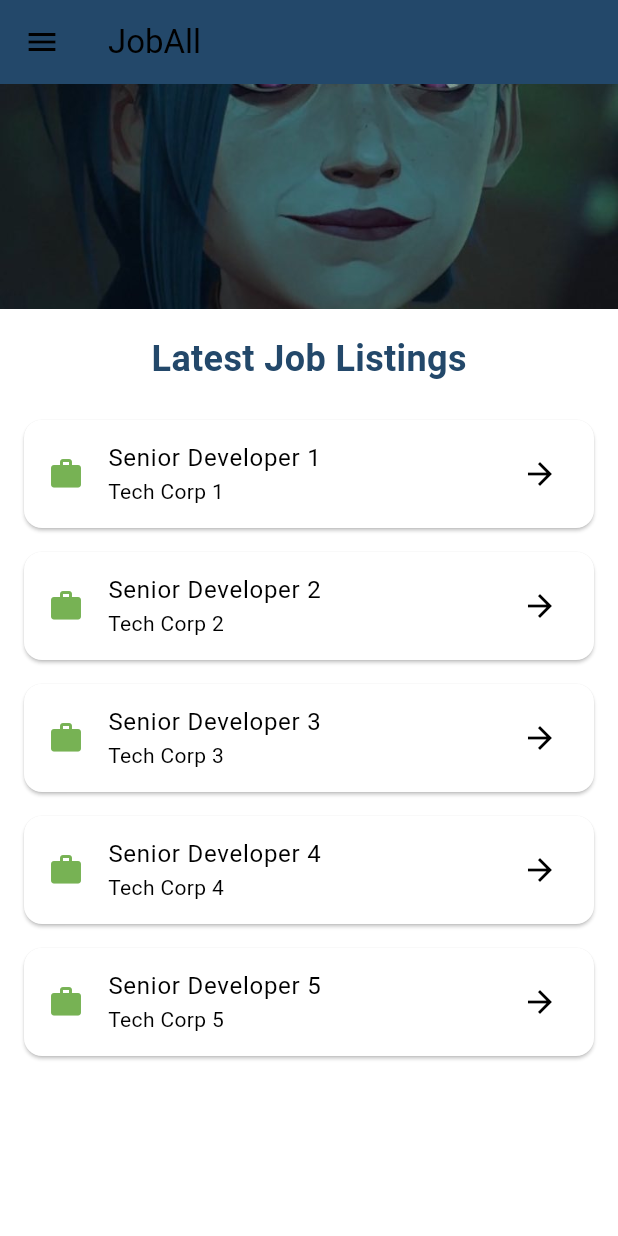
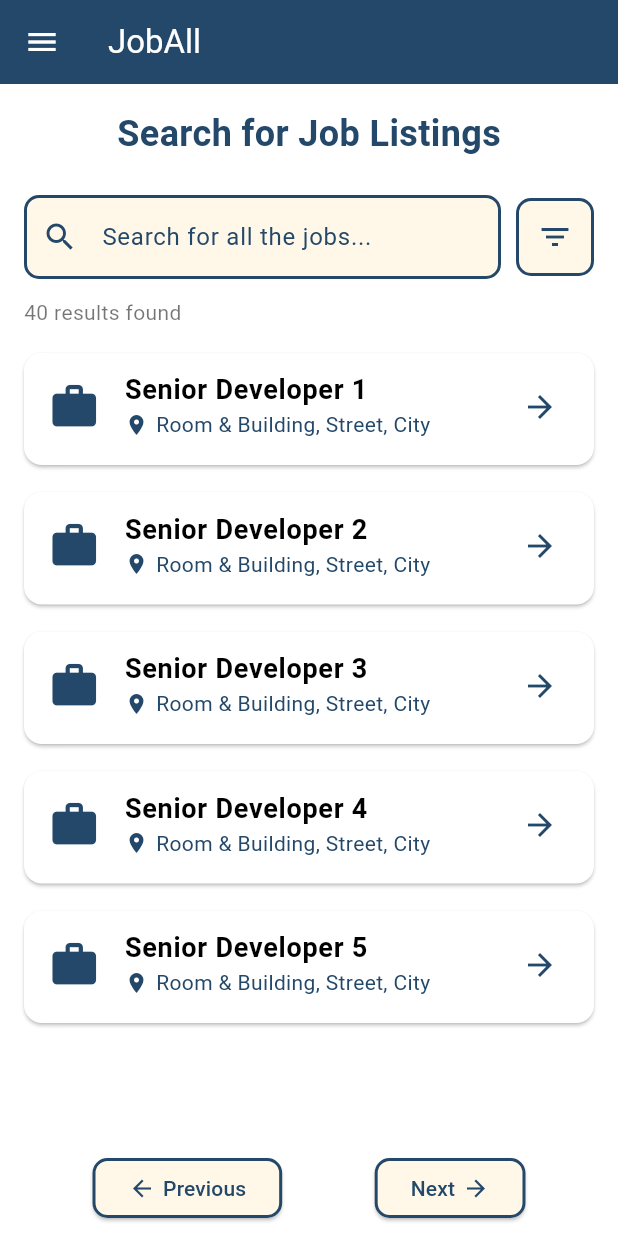
Before and after one commit to melchongx/flutter_sample, a Flutter app: the screen it shows after launch, on a phone screen of 412 x 824 dp. Run offline on Flutter 3.47's test engine with Material 3 defaults, Android fonts, the phone set to English and light mode, and no system bars.

Commit message:
zxcvzxcvk;wejrlkej434234AAAAAAAAAAAAAAAAAAAA
AAAAAAAAAAAAAAAAAAAAAAAAAAAAAAAAAAAAAAAAAAAAAAAAAAAAAAAAAAAAAAAAAA

```diff
--- a/lib/pages/home_page.dart
+++ b/lib/pages/home_page.dart
@@ -2,9 +2,7 @@ import 'package:flutter/material.dart';
 import 'job_details_page.dart';
 import 'application_process_page.dart';
 import 'success_page.dart';
-import 'profile_completion_page.dart';
 import 'settings_page.dart';
-
 
 class HomePage extends StatelessWidget {
   const HomePage({super.key});
@@ -15,48 +13,13 @@ class HomePage extends StatelessWidget {
       appBar: AppBar(
         title: const Text("JobAll"),
         backgroundColor: const Color(0xFF23486A),
-      ),
-      body: Column(
-        children: [
-          Container(
-            height: 150,
-            decoration: const BoxDecoration(
-              image: DecorationImage(
-                image: AssetImage('assets/jinx.jpg'),
-                fit: BoxFit.cover,
-              ),
-            ),
+        foregroundColor: Colors.white,
+        leading: Builder(
+          builder: (context) => IconButton(
+            icon: const Icon(Icons.menu, color: Colors.white),
+            onPressed: () => Scaffold.of(context).openDrawer(),
           ),
-          const Padding(
-            padding: EdgeInsets.all(16.0),
-            child: Text(
-              "Latest Job Listings",
-              style: TextStyle(
-                fontSize: 24,
-                fontWeight: FontWeight.bold,
-                color: Color(0xFF23486A),
-              ),
-            ),
-          ),
-          Expanded(
-            child: ListView.builder(
-              itemCount: 5,
-              itemBuilder: (context, index) => JobCard(
-                jobTitle: "Senior Developer ${index + 1}",
-                company: "Tech Corp ${index + 1}",
-                onTap: () => Navigator.push(
-                  context,
-                  MaterialPageRoute(
-                    builder: (context) => JobDetailsPage(
-                      jobTitle: "Senior Developer ${index + 1}",
-                      company: "Tech Corp ${index + 1}",
-                    ),
-                  ),
-                ),
-              ),
-            ),
-          ),
-        ],
+        ),
       ),
       drawer: Drawer(
         child: ListView(
@@ -69,20 +32,20 @@ class HomePage extends StatelessWidget {
                 children: [
                   const CircleAvatar(
                     radius: 30,
-                    backgroundColor: Color(0xFFFFE8B6),
+                    backgroundColor: Color(0xFFFFFFFF),
                     child: Icon(Icons.person, size: 30, color: Color(0xFF23486A)),
                   ),
                   const SizedBox(height: 10),
                   const Text(
                     "Welcome Back!",
                     style: TextStyle(
-                      color: Color(0xFFFFE8B6),
+                      color: Color(0xFFFFFFFF),
                       fontSize: 18,
                       fontWeight: FontWeight.bold,
                     ),
                   ),
-                  const Text("Software Developer",
-                      style: TextStyle(color: Color(0xFFFFE8B6))),
+                  const Text("User Name",
+                      style: TextStyle(color: Color(0xFFFFFFFF))),
                 ],
               ),
             ),
@@ -134,32 +97,196 @@ class HomePage extends StatelessWidget {
           ],
         ),
       ),
+
+      body: Column(
+        children: [
+          // Banner Image
+          // Container(
+          //   height: 150,
+          //   decoration: const BoxDecoration(
+          //     image: DecorationImage(
+          //       image: AssetImage('assets/jinx.jpg'),
+          //       fit: BoxFit.cover,
+          //     ),
+          //   ),
+          // ),
+
+          // Section Title
+          const Padding(
+            padding: EdgeInsets.all(16.0),
+            child: Text(
+              "Search for Job Listings",
+              style: TextStyle(
+                fontSize: 24,
+                fontWeight: FontWeight.bold,
+                color: Color(0xFF23486A),
+              ),
+            ),
+          ),
+
+          // Search Bar with Filter Button
+          Container(
+            padding: const EdgeInsets.symmetric(horizontal: 16, vertical: 8),
+            child: Row(
+              children: [
+                Expanded(
+                  child: TextField(
+                    style: const TextStyle(color: Color(0xFF23486A)),
+                    decoration: InputDecoration(
+                      hintText: "Search for all the jobs...",
+                      hintStyle: const TextStyle(color: Color(0xFF23486A)),
+                      prefixIcon: const Icon(Icons.search, color: Color(0xFF23486A)),
+                      border: OutlineInputBorder(
+                        borderRadius: BorderRadius.circular(10),
+                        borderSide: const BorderSide(color: Color(0xFF23486A), width: 2),
+                      ),
+                      enabledBorder: OutlineInputBorder(
+                        borderRadius: BorderRadius.circular(10),
+                        borderSide: const BorderSide(color: Color(0xFF23486A), width: 2),
+                      ),
+                      focusedBorder: OutlineInputBorder(
+                        borderRadius: BorderRadius.circular(10),
+                        borderSide: const BorderSide(color: Color(0xFF23486A), width: 2),
+                      ),
+                      filled: true,
+                      fillColor: const Color(0xFFFFF8E8),
+                    ),
+                  ),
+                ),
+                const SizedBox(width: 10),
+                Container(
+                  decoration: BoxDecoration(
+                    color: const Color(0xFFFFF8E8),
+                    borderRadius: BorderRadius.circular(10),
+                    border: Border.all(color: const Color(0xFF23486A), width: 2),
+                  ),
+                  child: IconButton(
+                    icon: const Icon(Icons.filter_list, color: Color(0xFF23486A)),
+                    onPressed: () {},
+                  ),
+                ),
+              ],
+            ),
+          ),
+
+          // "40 results found" text
+          const Padding(
+            padding: EdgeInsets.only(left: 16, top: 4, bottom: 8),
+            child: Align(
+              alignment: Alignment.centerLeft,
+              child: Text(
+                "40 results found",
+                style: TextStyle(color: Colors.black54, fontSize: 14),
+              ),
+            ),
+          ),
+
+          // Job Listings
+          Expanded(
+            child: ListView.builder(
+              itemCount: 5,
+              itemBuilder: (context, index) => JobCard(
+                jobTitle: "Senior Developer ${index + 1}",
+                company: "Tech Corp ${index + 1}",
+                location: "Room & Building, Street, City",
+                onTap: () => Navigator.push(
+                  context,
+                  MaterialPageRoute(
+                    builder: (context) => JobDetailsPage(
+                      jobTitle: "Senior Developer ${index + 1}",
+                      company: "Tech Corp ${index + 1}",
+                    ),
+                  ),
+                ),
+              ),
+            ),
+          ),
+
+          // Pagination Buttons
+          Padding(
+            padding: const EdgeInsets.symmetric(vertical: 8),
+            child: Row(
+              mainAxisAlignment: MainAxisAlignment.spaceEvenly,
+              children: [
+                ElevatedButton(
+                  onPressed: () {},
+                  style: ElevatedButton.styleFrom(
+                    backgroundColor: const Color(0xFFFFF8E8),
+                    foregroundColor: const Color(0xFF23486A),
+                    side: const BorderSide(color: Color(0xFF23486A), width: 2),
+                    shape: RoundedRectangleBorder(
+                      borderRadius: BorderRadius.circular(10),
+                    ),
+                  ),
+                  child: const Row(
+                    children: [
+                      Icon(Icons.arrow_back, color: Color(0xFF23486A)),
+                      SizedBox(width: 5),
+                      Text("Previous"),
+                    ],
+                  ),
+                ),
+                ElevatedButton(
+                  onPressed: () {},
+                  style: ElevatedButton.styleFrom(
+                    backgroundColor: const Color(0xFFFFF8E8),
+                    foregroundColor: const Color(0xFF23486A),
+                    side: const BorderSide(color: Color(0xFF23486A), width: 2),
+                    shape: RoundedRectangleBorder(
+                      borderRadius: BorderRadius.circular(10),
+                    ),
+                  ),
+                  child: const Row(
+                    children: [
+                      Text("Next"),
+                      SizedBox(width: 5),
+                      Icon(Icons.arrow_forward, color: Color(0xFF23486A)),
+                    ],
+                  ),
+                ),
+              ],
+            ),
+          ),
+        ],
+      ),
     );
   }
 }
 
+// Job Card Widget
 class JobCard extends StatelessWidget {
   final String jobTitle;
   final String company;
+  final String location;
   final VoidCallback onTap;
 
   const JobCard({
     super.key,
     required this.jobTitle,
     required this.company,
+    required this.location,
     required this.onTap,
   });
 
   @override
   Widget build(BuildContext context) {
     return Card(
-      margin: const EdgeInsets.symmetric(horizontal: 16, vertical: 8),
-      child: ListTile(
-        leading: const Icon(Icons.work, color: Color(0xFF77B254)),
-        title: Text(jobTitle),
-        subtitle: Text(company),
-        trailing: const Icon(Icons.arrow_forward),
-        onTap: onTap,
+      margin: const EdgeInsets.symmetric(horizontal: 16, vertical: 9),
+      child: SizedBox(
+        height: 75,
+        child: ListTile(
+          leading: const Icon(Icons.work, color: Color(0xFF23486A), size: 35),
+          title: Text(jobTitle, style: const TextStyle(fontSize: 18, fontWeight: FontWeight.bold)),
+          subtitle: Row(
+            children: [
+              const Icon(Icons.location_on, color: Color(0xFF23486A), size: 16),
+              const SizedBox(width: 5),
+              Text(location, style: const TextStyle(fontSize: 14, color: Color(0xFF23486A))),
+            ],
+          ),
+          trailing: const Icon(Icons.arrow_forward, color: Color(0xFF23486A)),
+          onTap: onTap,
+        ),
       ),
     );
   }
```
Also changed, not shown: 1 other file.
